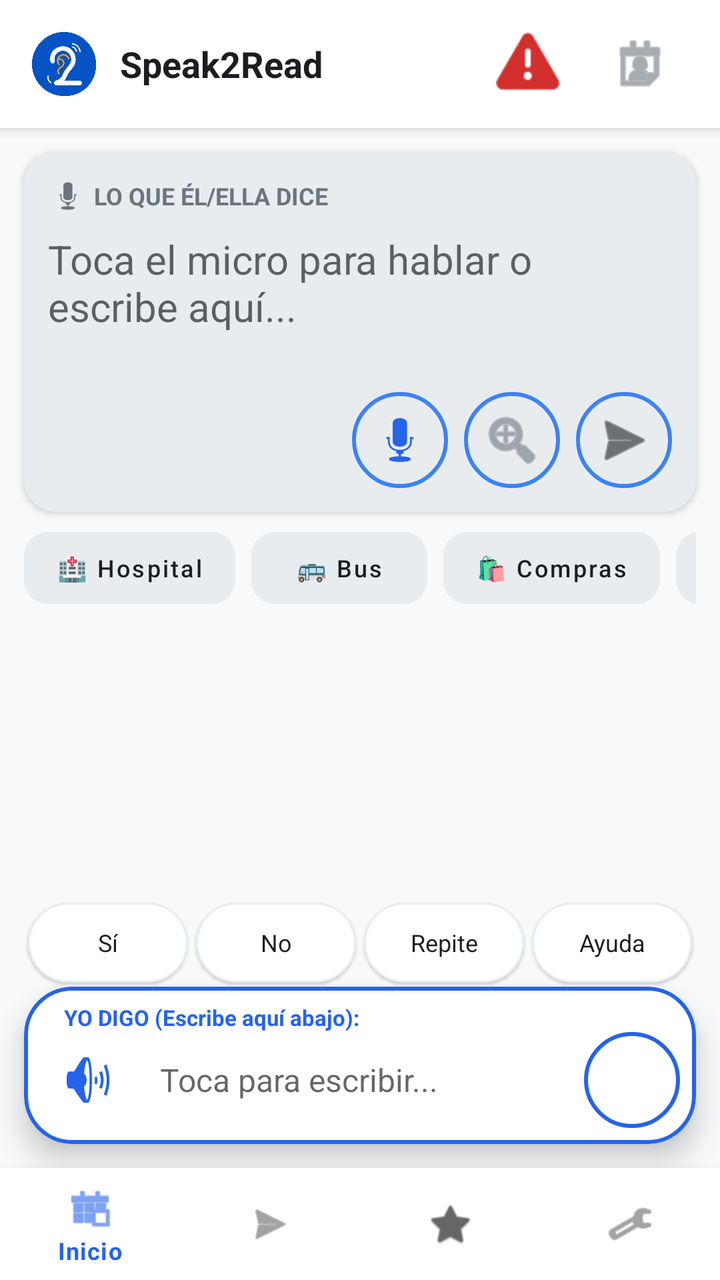
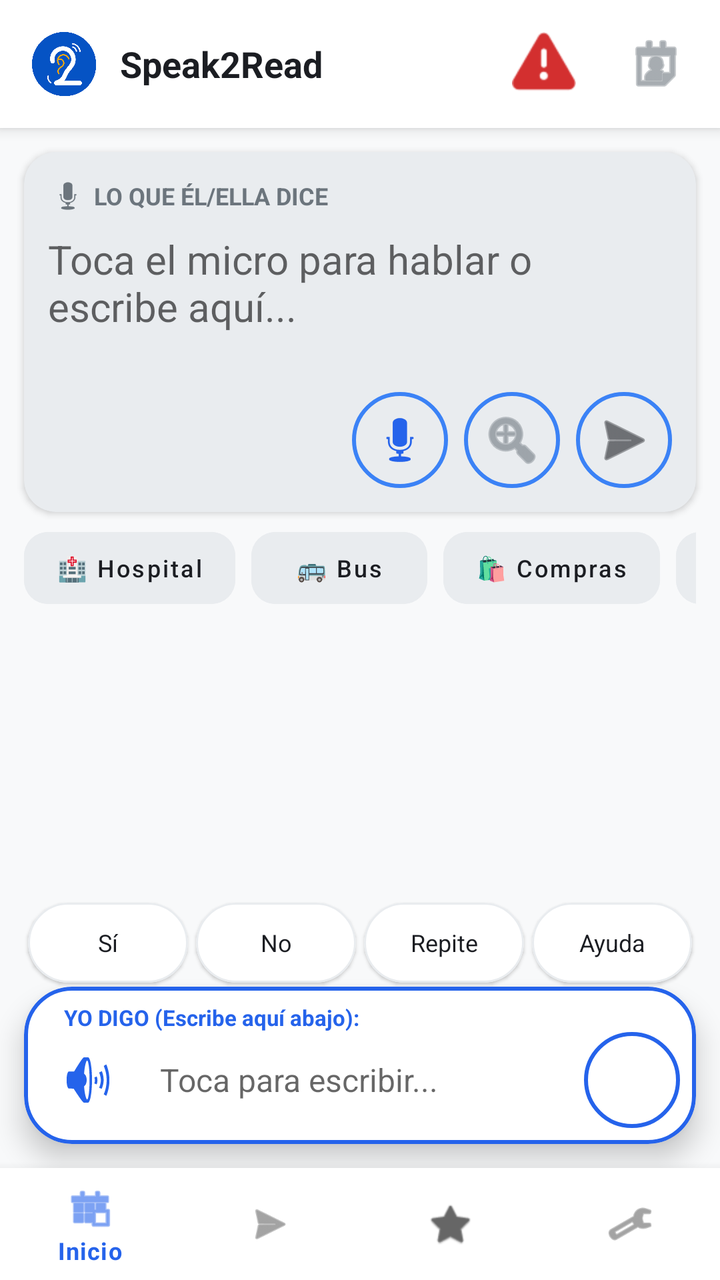

Compare the two renders of this Android layout. The source of the first and the diff that turns it into the second are given below.
<!-- AndroidManifest.xml: activity theme Theme.Speak2Read -->
<!-- res/layout/activity_home.xml -->
<?xml version="1.0" encoding="utf-8"?>
<androidx.constraintlayout.widget.ConstraintLayout xmlns:android="http://schemas.android.com/apk/res/android"
    xmlns:app="http://schemas.android.com/apk/res-auto"
    android:layout_width="match_parent"
    android:layout_height="match_parent"
    android:background="@color/s2r_background">

    
    <com.google.android.material.card.MaterialCardView
        android:id="@+id/sosHeader"
        android:layout_width="match_parent"
        android:layout_height="64dp"
        app:cardElevation="4dp"
        app:cardCornerRadius="0dp"
        app:layout_constraintTop_toTopOf="parent"
        app:cardBackgroundColor="@color/s2r_surface">

        <LinearLayout
            android:layout_width="match_parent"
            android:layout_height="match_parent"
            android:orientation="horizontal"
            android:gravity="center_vertical"
            android:paddingHorizontal="16dp">

            <ImageButton
                android:id="@+id/btnExitChat"
                android:layout_width="48dp"
                android:layout_height="48dp"
                android:background="?attr/selectableItemBackgroundBorderless"
                android:src="@android:drawable/ic_menu_revert"
                app:tint="@color/s2r_text_secondary"
                android:visibility="gone"
                android:contentDescription="Salir del chat" />

            <ImageView
                android:id="@+id/ivHeaderLogo"
                android:layout_width="32dp"
                android:layout_height="32dp"
                android:src="@drawable/logo_final_v5"
                android:contentDescription="Logo" />

            <TextView
                android:id="@+id/tvHeaderTitle"
                android:layout_width="0dp"
                android:layout_height="wrap_content"
                android:layout_weight="1"
                android:layout_marginStart="12dp"
                android:text="Speak2Read"
                android:textStyle="bold"
                android:textSize="18sp"
                android:textColor="@color/s2r_text_primary" />

            <ImageButton
                android:id="@+id/btnSosHeader"
                android:layout_width="48dp"
                android:layout_height="48dp"
                android:background="?attr/selectableItemBackgroundBorderless"
                android:src="@android:drawable/ic_dialog_alert"
                app:tint="@color/s2r_alert"
                android:contentDescription="Botón de pánico" />

            <ImageButton
                android:id="@+id/btnSelectContact"
                android:layout_width="48dp"
                android:layout_height="48dp"
                android:background="?attr/selectableItemBackgroundBorderless"
                android:src="@android:drawable/ic_menu_my_calendar"
                app:tint="@color/s2r_text_secondary"
                android:layout_marginStart="8dp"
                android:contentDescription="Contactos" />
        </LinearLayout>
    </com.google.android.material.card.MaterialCardView>

    
    <com.google.android.material.card.MaterialCardView
        android:id="@+id/cardTranscription"
        android:layout_width="match_parent"
        android:layout_height="180dp"
        android:layout_margin="12dp"
        app:cardCornerRadius="16dp"
        app:cardElevation="2dp"
        app:cardBackgroundColor="@color/s2r_bubble_interlocutor"
        app:layout_constraintTop_toBottomOf="@id/sosHeader">

        <LinearLayout
            android:layout_width="match_parent"
            android:layout_height="match_parent"
            android:orientation="vertical"
            android:padding="12dp">

            <LinearLayout
                android:layout_width="match_parent"
                android:layout_height="wrap_content"
                android:orientation="horizontal"
                android:gravity="center_vertical"
                android:layout_marginBottom="8dp">
                <ImageView
                    android:layout_width="20dp"
                    android:layout_height="20dp"
                    android:src="@android:drawable/ic_btn_speak_now"
                    app:tint="@color/s2r_text_secondary"
                    android:contentDescription="Escuchando" />
                <TextView
                    android:layout_width="wrap_content"
                    android:layout_height="wrap_content"
                    android:text=" LO QUE ÉL/ELLA DICE"
                    android:textAllCaps="true"
                    android:textSize="12sp"
                    android:textStyle="bold"
                    android:textColor="@color/s2r_text_secondary" />
            </LinearLayout>

            <EditText
                android:id="@+id/etTranscription"
                android:layout_width="match_parent"
                android:layout_height="0dp"
                android:layout_weight="1"
                android:background="@null"
                android:gravity="top"
                android:hint="Toca el micro para hablar o escribe aquí..."
                android:textColor="@color/s2r_text_primary"
                android:textSize="20sp"
                android:focusable="true"
                android:enabled="true"
                android:inputType="textMultiLine"
                android:autofillHints="" />

            <LinearLayout
                android:layout_width="match_parent"
                android:layout_height="wrap_content"
                android:gravity="end"
                android:orientation="horizontal">

                <ImageButton
                    android:id="@+id/btnMicTranscription"
                    android:layout_width="48dp"
                    android:layout_height="48dp"
                    android:background="@drawable/bg_quick_reply_card"
                    android:src="@android:drawable/ic_btn_speak_now"
                    app:tint="@color/s2r_bubble_usuario"
                    android:contentDescription="Micrófono" />

                <ImageButton
                    android:id="@+id/btnFullscreenTranscription"
                    android:layout_width="48dp"
                    android:layout_height="48dp"
                    android:layout_marginStart="8dp"
                    android:background="@drawable/bg_quick_reply_card"
                    android:src="@android:drawable/ic_menu_zoom"
                    app:tint="@color/s2r_text_secondary"
                    android:contentDescription="Pantalla completa" />

                <ImageButton
                    android:id="@+id/btnSendTranscription"
                    android:layout_width="48dp"
                    android:layout_height="48dp"
                    android:layout_marginStart="8dp"
                    android:background="@drawable/bg_quick_reply_card"
                    android:src="@android:drawable/ic_menu_send"
                    app:tint="@color/s2r_text_primary"
                    android:contentDescription="Enviar" />
            </LinearLayout>
        </LinearLayout>
    </com.google.android.material.card.MaterialCardView>

    
    <HorizontalScrollView
        android:id="@+id/scrollContext"
        android:layout_width="match_parent"
        android:layout_height="wrap_content"
        android:scrollbars="none"
        android:layout_marginHorizontal="12dp"
        app:layout_constraintTop_toBottomOf="@id/cardTranscription">
        <LinearLayout
            android:layout_width="wrap_content"
            android:layout_height="wrap_content"
            android:orientation="horizontal"
            android:paddingVertical="4dp">
            <com.google.android.material.button.MaterialButton
                android:id="@+id/btnHospital"
                style="@style/Widget.MaterialComponents.Button.UnelevatedButton"
                android:layout_width="wrap_content"
                android:layout_height="wrap_content"
                android:layout_marginEnd="8dp"
                android:text="🏥 Hospital"
                android:textAllCaps="false"
                app:cornerRadius="12dp"
                android:backgroundTint="@color/s2r_bubble_interlocutor"
                android:textColor="@color/s2r_text_primary"
                android:textSize="12sp" />

            <com.google.android.material.button.MaterialButton
                android:id="@+id/btnTransporte"
                style="@style/Widget.MaterialComponents.Button.UnelevatedButton"
                android:layout_width="wrap_content"
                android:layout_height="wrap_content"
                android:layout_marginEnd="8dp"
                android:text="🚌 Bus"
                android:textAllCaps="false"
                app:cornerRadius="12dp"
                android:backgroundTint="@color/s2r_bubble_interlocutor"
                android:textColor="@color/s2r_text_primary"
                android:textSize="12sp" />

            <com.google.android.material.button.MaterialButton
                android:id="@+id/btnCompras"
                style="@style/Widget.MaterialComponents.Button.UnelevatedButton"
                android:layout_width="wrap_content"
                android:layout_height="wrap_content"
                android:layout_marginEnd="8dp"
                android:text="🛍️ Compras"
                android:textAllCaps="false"
                app:cornerRadius="12dp"
                android:backgroundTint="@color/s2r_bubble_interlocutor"
                android:textColor="@color/s2r_text_primary"
                android:textSize="12sp" />

            <com.google.android.material.button.MaterialButton
                android:id="@+id/btnEmergencia"
                style="@style/Widget.MaterialComponents.Button.UnelevatedButton"
                android:layout_width="wrap_content"
                android:layout_height="wrap_content"
                android:layout_marginEnd="8dp"
                android:text="🚨 SOS"
                android:textAllCaps="false"
                app:cornerRadius="12dp"
                android:backgroundTint="@color/s2r_bubble_interlocutor"
                android:textColor="@color/s2r_text_primary"
                android:textSize="12sp" />

            <com.google.android.material.button.MaterialButton
                android:id="@+id/btnPersonalizado"
                style="@style/Widget.MaterialComponents.Button.UnelevatedButton"
                android:layout_width="wrap_content"
                android:layout_height="wrap_content"
                android:text="👤 Mío"
                android:textAllCaps="false"
                app:cornerRadius="12dp"
                android:backgroundTint="@color/s2r_bubble_interlocutor"
                android:textColor="@color/s2r_text_primary"
                android:textSize="12sp" />
        </LinearLayout>
    </HorizontalScrollView>

    
    <androidx.recyclerview.widget.RecyclerView
        android:id="@+id/recyclerChat"
        android:layout_width="match_parent"
        android:layout_height="0dp"
        android:padding="8dp"
        android:clipToPadding="false"
        app:layout_constraintTop_toBottomOf="@id/scrollContext"
        app:layout_constraintBottom_toTopOf="@id/quickRepliesLayout" />

    
    <LinearLayout
        android:id="@+id/quickRepliesLayout"
        android:layout_width="match_parent"
        android:layout_height="wrap_content"
        android:orientation="horizontal"
        android:gravity="center"
        android:paddingHorizontal="12dp"
        app:layout_constraintBottom_toTopOf="@id/cardInput">

        <com.google.android.material.card.MaterialCardView
            android:id="@+id/qr_si"
            android:layout_width="0dp"
            android:layout_height="40dp"
            android:layout_weight="1"
            android:layout_margin="2dp"
            app:cardCornerRadius="20dp"
            app:cardBackgroundColor="@color/s2r_surface"
            app:strokeWidth="1dp"
            app:strokeColor="@color/s2r_bubble_interlocutor">
            <TextView android:id="@+id/tvQr1" android:layout_width="match_parent" android:layout_height="match_parent" android:gravity="center" android:text="Sí" android:textSize="12sp" android:textColor="@color/s2r_text_primary" />
        </com.google.android.material.card.MaterialCardView>

        <com.google.android.material.card.MaterialCardView
            android:id="@+id/qr_no"
            android:layout_width="0dp"
            android:layout_height="40dp"
            android:layout_weight="1"
            android:layout_margin="2dp"
            app:cardCornerRadius="20dp"
            app:cardBackgroundColor="@color/s2r_surface"
            app:strokeWidth="1dp"
            app:strokeColor="@color/s2r_bubble_interlocutor">
            <TextView android:id="@+id/tvQr2" android:layout_width="match_parent" android:layout_height="match_parent" android:gravity="center" android:text="No" android:textSize="12sp" android:textColor="@color/s2r_text_primary" />
        </com.google.android.material.card.MaterialCardView>

        <com.google.android.material.card.MaterialCardView
            android:id="@+id/qr_repite"
            android:layout_width="0dp"
            android:layout_height="40dp"
            android:layout_weight="1"
            android:layout_margin="2dp"
            app:cardCornerRadius="20dp"
            app:cardBackgroundColor="@color/s2r_surface"
            app:strokeWidth="1dp"
            app:strokeColor="@color/s2r_bubble_interlocutor">
            <TextView android:id="@+id/tvQr3" android:layout_width="match_parent" android:layout_height="match_parent" android:gravity="center" android:text="Repite" android:textSize="12sp" android:textColor="@color/s2r_text_primary" />
        </com.google.android.material.card.MaterialCardView>

        <com.google.android.material.card.MaterialCardView
            android:id="@+id/qr_ayuda"
            android:layout_width="0dp"
            android:layout_height="40dp"
            android:layout_weight="1"
            android:layout_margin="2dp"
            app:cardCornerRadius="20dp"
            app:cardBackgroundColor="@color/s2r_surface"
            app:strokeWidth="1dp"
            app:strokeColor="@color/s2r_bubble_interlocutor">
            <TextView android:id="@+id/tvQr4" android:layout_width="match_parent" android:layout_height="match_parent" android:gravity="center" android:text="Ayuda" android:textSize="12sp" android:textColor="@color/s2r_text_primary" />
        </com.google.android.material.card.MaterialCardView>
    </LinearLayout>

    
    <com.google.android.material.card.MaterialCardView
        android:id="@+id/cardInput"
        android:layout_width="match_parent"
        android:layout_height="wrap_content"
        android:layout_margin="12dp"
        app:cardCornerRadius="24dp"
        app:cardElevation="8dp"
        app:strokeWidth="2dp"
        app:strokeColor="@color/s2r_bubble_usuario"
        app:layout_constraintBottom_toTopOf="@id/bottom_navigation">

        <LinearLayout
            android:layout_width="match_parent"
            android:layout_height="wrap_content"
            android:orientation="vertical"
            android:padding="8dp">

            <TextView
                android:layout_width="wrap_content"
                android:layout_height="wrap_content"
                android:layout_marginStart="12dp"
                android:text="YO DIGO (Escribe aquí abajo):"
                android:textSize="11sp"
                android:textStyle="bold"
                android:textColor="@color/s2r_bubble_usuario" />

            <LinearLayout
                android:layout_width="match_parent"
                android:layout_height="wrap_content"
                android:orientation="horizontal"
                android:gravity="center_vertical">

                <ImageButton
                    android:id="@+id/btnSpeaker"
                    android:layout_width="48dp"
                    android:layout_height="48dp"
                    android:background="?attr/selectableItemBackgroundBorderless"
                    android:src="@android:drawable/ic_lock_silent_mode_off"
                    app:tint="@color/s2r_bubble_usuario"
                    android:contentDescription="Hablar" />

                <EditText
                    android:id="@+id/etMessage"
                    android:layout_width="0dp"
                    android:layout_height="wrap_content"
                    android:layout_weight="1"
                    android:background="@null"
                    android:hint="Toca para escribir..."
                    android:padding="12dp"
                    android:textColor="@color/s2r_text_primary"
                    android:textSize="16sp"
                    android:inputType="textShortMessage"
                    android:autofillHints="" />

                <ImageButton
                    android:id="@+id/btnSendMessage"
                    android:layout_width="48dp"
                    android:layout_height="48dp"
                    android:background="@drawable/bg_quick_reply_card"
                    android:backgroundTint="@color/s2r_bubble_usuario"
                    android:src="@android:drawable/ic_menu_send"
                    app:tint="@color/white"
                    android:contentDescription="Enviar" />
            </LinearLayout>
        </LinearLayout>
    </com.google.android.material.card.MaterialCardView>

    <com.google.android.material.bottomnavigation.BottomNavigationView
        android:id="@+id/bottom_navigation"
        android:layout_width="match_parent"
        android:layout_height="wrap_content"
        app:layout_constraintBottom_toBottomOf="parent"
        app:menu="@menu/bottom_nav_menu"
        android:background="@color/s2r_surface" />

    
    <FrameLayout
        android:id="@+id/emergencyOverlay"
        android:layout_width="match_parent"
        android:layout_height="match_parent"
        android:background="#E6D32F2F"
        android:visibility="gone"
        android:clickable="true"
        android:focusable="true">
        <LinearLayout
            android:layout_width="match_parent"
            android:layout_height="match_parent"
            android:gravity="center"
            android:orientation="vertical">
            <ImageView
                android:id="@+id/imgWarning"
                android:layout_width="120dp"
                android:layout_height="120dp"
                android:src="@android:drawable/ic_dialog_alert"
                app:tint="@color/white"
                android:contentDescription="Alerta" />
            <TextView
                android:id="@+id/tvEmergencyTitle"
                android:layout_width="wrap_content"
                android:layout_height="wrap_content"
                android:text="¡ALERTA!"
                android:textColor="@color/white"
                android:textSize="40sp"
                android:textStyle="bold" />
            <TextView
                android:id="@+id/tvEmergencyType"
                android:layout_width="wrap_content"
                android:layout_height="wrap_content"
                android:text="Sonido de Peligro"
                android:textColor="@color/white"
                android:textSize="24sp"
                android:gravity="center"
                android:layout_marginTop="8dp" />
            <Button
                android:id="@+id/btnAcknowledge"
                android:layout_width="wrap_content"
                android:layout_height="wrap_content"
                android:layout_marginTop="40dp"
                android:paddingHorizontal="32dp"
                android:backgroundTint="@color/white"
                android:text="ENTENDIDO"
                android:textColor="@color/s2r_alert" />
        </LinearLayout>
    </FrameLayout>

</androidx.constraintlayout.widget.ConstraintLayout>
<!-- resources referenced by this layout -->
<resources>
  <color name="s2r_alert">#D32F2F</color>
  <color name="s2r_background">#F8F9FA</color>
  <color name="s2r_bubble_interlocutor">#E9ECEF</color>
  <color name="s2r_bubble_usuario">#2563EB</color>
  <color name="s2r_surface">#FFFFFF</color>
  <color name="s2r_text_primary">#1B1D22</color>
  <color name="s2r_text_secondary">#6C757D</color>
  <color name="white">#FFFFFFFF</color>
  <!-- drawable bg_quick_reply_card (drawable) -->
  <?xml version="1.0" encoding="utf-8"?>
  <shape xmlns:android="http://schemas.android.com/apk/res/android">
      <solid android:color="@android:color/transparent"/>
      <corners android:radius="24dp"/>
      <stroke
          android:width="2dp"
          android:color="@color/s2r_accent"/>
  </shape>
  <!-- drawable logo_final_v5: png bitmap (drawable, 19149 bytes) -->
  <style name="Theme.Speak2Read" parent="Theme.MaterialComponents.DayNight.NoActionBar">
          <item name="colorPrimary">@color/s2r_bubble_usuario</item>
          <item name="colorPrimaryVariant">@color/s2r_bubble_usuario</item>
          <item name="colorOnPrimary">@color/white</item>
          <item name="android:windowBackground">@color/s2r_background</item>
          <item name="android:colorBackground">@color/s2r_background</item>
          <item name="android:textColorPrimary">@color/s2r_text_primary</item>
          <item name="android:textColor">@color/s2r_text_primary</item>
      </style>
  <color name="s2r_accent">#3B82F6</color>
</resources>

<!-- the commit's change to res/layout/activity_home.xml (unified diff, before → after) -->
@@ -20,7 +20,7 @@
             android:layout_height="match_parent"
             android:orientation="horizontal"
             android:gravity="center_vertical"
-            android:paddingHorizontal="16dp">
+            android:paddingHorizontal="8dp">
 
             <ImageButton
                 android:id="@+id/btnExitChat"
@@ -28,14 +28,15 @@
                 android:layout_height="48dp"
                 android:background="?attr/selectableItemBackgroundBorderless"
                 android:src="@android:drawable/ic_menu_revert"
-                app:tint="@color/s2r_text_secondary"
+                app:tint="@color/s2r_bubble_usuario"
                 android:visibility="gone"
-                android:contentDescription="Salir del chat" />
+                android:contentDescription="Volver al inicio" />
 
             <ImageView
                 android:id="@+id/ivHeaderLogo"
                 android:layout_width="32dp"
                 android:layout_height="32dp"
+                android:layout_marginStart="8dp"
                 android:src="@drawable/logo_final_v5"
                 android:contentDescription="Logo" />
 
